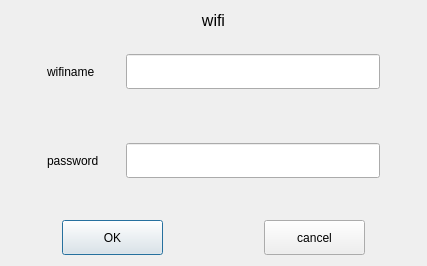
Above: wificondialog.ui from jizizihe/baijie_demo before the change. Below: the same form after it.
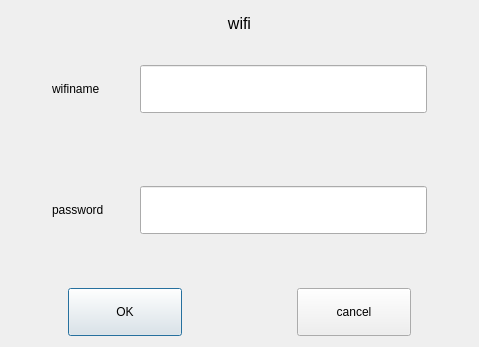
That is the form after the change.

```diff
--- a/wificondialog.ui
+++ b/wificondialog.ui
@@ -6,8 +6,8 @@
    <rect>
     <x>0</x>
     <y>0</y>
-    <width>427</width>
-    <height>266</height>
+    <width>479</width>
+    <height>347</height>
    </rect>
   </property>
   <property name="windowTitle">
```
Left out of the diff: 10 changed lines with no effect on the pictures.
